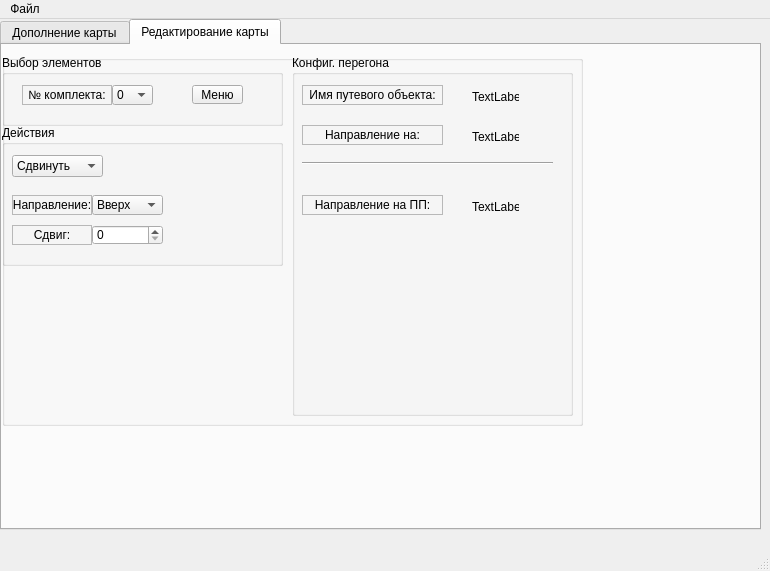
Old version of the form UI/UI_Main_3.ui in the repository David-Skyworker/map-redactor-job.
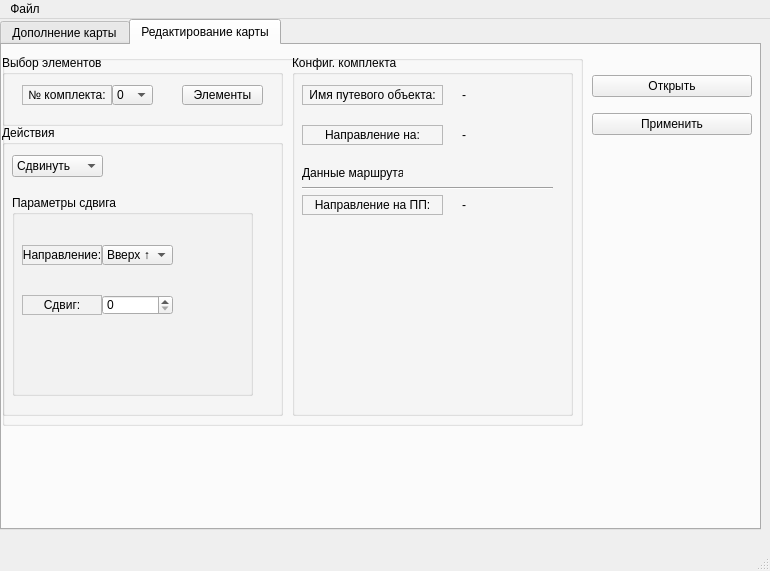
New version of the form. The open tabs and pages were chosen to show the change. Icons and pictures are not drawn.

Commit message: delegate tab's responsbilities

```diff
--- a/UI/UI_Main_3.ui
+++ b/UI/UI_Main_3.ui
@@ -3017,17 +3017,17 @@
        <widget class="QToolButton" name="toolButton">
         <property name="geometry">
          <rect>
-          <x>190</x>
+          <x>180</x>
           <y>30</y>
-          <width>51</width>
-          <height>19</height>
+          <width>81</width>
+          <height>20</height>
          </rect>
         </property>
         <property name="contextMenuPolicy">
          <enum>Qt::ActionsContextMenu</enum>
         </property>
         <property name="text">
-         <string>Меню</string>
+         <string>Элементы</string>
         </property>
         <property name="checkable">
          <bool>true</bool>
@@ -3049,7 +3049,7 @@
          <x>0</x>
          <y>70</y>
          <width>281</width>
-         <height>141</height>
+         <height>291</height>
         </rect>
        </property>
        <property name="title">
@@ -3080,22 +3080,18 @@
          </property>
         </item>
        </widget>
-       <widget class="QSpinBox" name="spinBox">
+       <widget class="QGroupBox" name="shiftGroupBox">
         <property name="geometry">
          <rect>
-          <x>90</x>
-          <y>100</y>
-          <width>71</width>
-          <height>20</height>
+          <x>10</x>
+          <y>70</y>
+          <width>241</width>
+          <height>201</height>
          </rect>
         </property>
-        <property name="maximum">
-         <number>1500</number>
+        <property name="title">
+         <string>Параметры сдвига</string>
         </property>
-        <property name="singleStep">
-         <number>50</number>
-        </property>
-       </widget>
        <widget class="QLabel" name="label_24">
         <property name="geometry">
          <rect>
@@ -3118,11 +3114,57 @@
          <set>Qt::AlignCenter</set>
         </property>
        </widget>
+        <widget class="QComboBox" name="comboBoxShiftDirect">
+         <property name="geometry">
+          <rect>
+           <x>90</x>
+           <y>50</y>
+           <width>71</width>
+           <height>20</height>
+          </rect>
+         </property>
+         <item>
+          <property name="text">
+           <string>Вверх ↑</string>
+          </property>
+         </item>
+         <item>
+          <property name="text">
+           <string>Вниз ↓</string>
+          </property>
+         </item>
+         <item>
+          <property name="text">
+           <string>Вправо →</string>
+          </property>
+         </item>
+         <item>
+          <property name="text">
+           <string>Влево ←</string>
+          </property>
+         </item>
+        </widget>
+        <widget class="QSpinBox" name="spinBoxShift">
+         <property name="geometry">
+          <rect>
+           <x>90</x>
+           <y>100</y>
+           <width>71</width>
+           <height>20</height>
+          </rect>
+         </property>
+         <property name="maximum">
+          <number>1500</number>
+         </property>
+         <property name="singleStep">
+          <number>50</number>
+         </property>
+        </widget>
        <widget class="QLabel" name="label_37">
         <property name="geometry">
          <rect>
           <x>10</x>
-          <y>70</y>
+           <y>50</y>
           <width>80</width>
           <height>20</height>
          </rect>
@@ -3140,35 +3182,6 @@
          <set>Qt::AlignCenter</set>
         </property>
        </widget>
-       <widget class="QComboBox" name="comboBox_3">
-        <property name="geometry">
-         <rect>
-          <x>90</x>
-          <y>70</y>
-          <width>71</width>
-          <height>20</height>
-         </rect>
-        </property>
-        <item>
-         <property name="text">
-          <string>Вверх</string>
-         </property>
-        </item>
-        <item>
-         <property name="text">
-          <string>Вниз</string>
-         </property>
-        </item>
-        <item>
-         <property name="text">
-          <string>Вправо</string>
-         </property>
-        </item>
-        <item>
-         <property name="text">
-          <string>Влево</string>
-         </property>
-        </item>
        </widget>
       </widget>
       <widget class="QGroupBox" name="groupBox_25">
@@ -3181,7 +3194,7 @@
         </rect>
        </property>
        <property name="title">
-        <string>Конфиг. перегона</string>
+        <string>Конфиг. комплекта</string>
        </property>
        <widget class="QLabel" name="label_39">
         <property name="geometry">
@@ -3205,17 +3218,17 @@
          <set>Qt::AlignCenter</set>
         </property>
        </widget>
-       <widget class="QLabel" name="label_40">
+       <widget class="QLabel" name="station_name_label">
         <property name="geometry">
          <rect>
-          <x>180</x>
-          <y>35</y>
-          <width>47</width>
-          <height>13</height>
+          <x>170</x>
+          <y>30</y>
+          <width>90</width>
+          <height>20</height>
          </rect>
         </property>
         <property name="text">
-         <string>TextLabel</string>
+         <string>-</string>
         </property>
        </widget>
        <widget class="QLabel" name="label_42">
@@ -3243,21 +3256,21 @@
        <widget class="QLabel" name="label_44">
         <property name="geometry">
          <rect>
-          <x>180</x>
-          <y>75</y>
-          <width>47</width>
-          <height>13</height>
+          <x>170</x>
+          <y>70</y>
+          <width>90</width>
+          <height>20</height>
          </rect>
         </property>
         <property name="text">
-         <string>TextLabel</string>
+         <string>-</string>
         </property>
        </widget>
        <widget class="Line" name="line_19">
         <property name="geometry">
          <rect>
           <x>10</x>
-          <y>100</y>
+          <y>125</y>
           <width>251</width>
           <height>16</height>
          </rect>
@@ -3291,17 +3304,56 @@
        <widget class="QLabel" name="label_70">
         <property name="geometry">
          <rect>
-          <x>180</x>
-          <y>145</y>
-          <width>47</width>
-          <height>13</height>
+          <x>170</x>
+          <y>140</y>
+          <width>90</width>
+          <height>20</height>
          </rect>
         </property>
         <property name="text">
-         <string>TextLabel</string>
+         <string>-</string>
         </property>
        </widget>
-      </widget>
+       <widget class="QLabel" name="label_40">
+        <property name="geometry">
+         <rect>
+          <x>10</x>
+          <y>110</y>
+          <width>101</width>
+          <height>16</height>
+         </rect>
+        </property>
+        <property name="text">
+         <string>Данные маршрута:</string>
+        </property>
+       </widget>
+      </widget>
+     </widget>
+     <widget class="QWidget" name="verticalLayoutWidget_2">
+      <property name="geometry">
+       <rect>
+        <x>590</x>
+        <y>20</y>
+        <width>160</width>
+        <height>80</height>
+       </rect>
+      </property>
+      <layout class="QVBoxLayout" name="verticalLayout_2">
+       <item>
+        <widget class="QPushButton" name="openRedactButton">
+         <property name="text">
+          <string>Открыть</string>
+         </property>
+        </widget>
+       </item>
+       <item>
+        <widget class="QPushButton" name="applyRedactButton">
+         <property name="text">
+          <string>Применить</string>
+         </property>
+        </widget>
+       </item>
+      </layout>
      </widget>
     </widget>
    </widget>
```
Left out of the diff: 14 changed lines with no effect on the pictures. Lines whose indentation alone changed are shown as unchanged. The commit also changes 5 other files.
